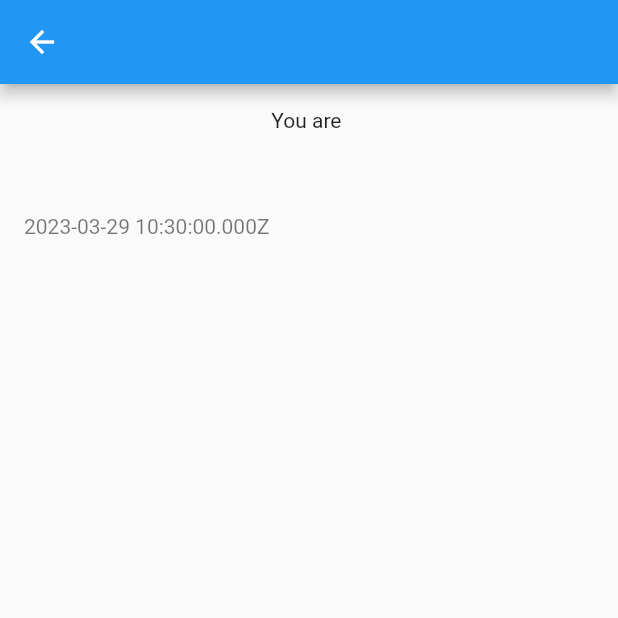
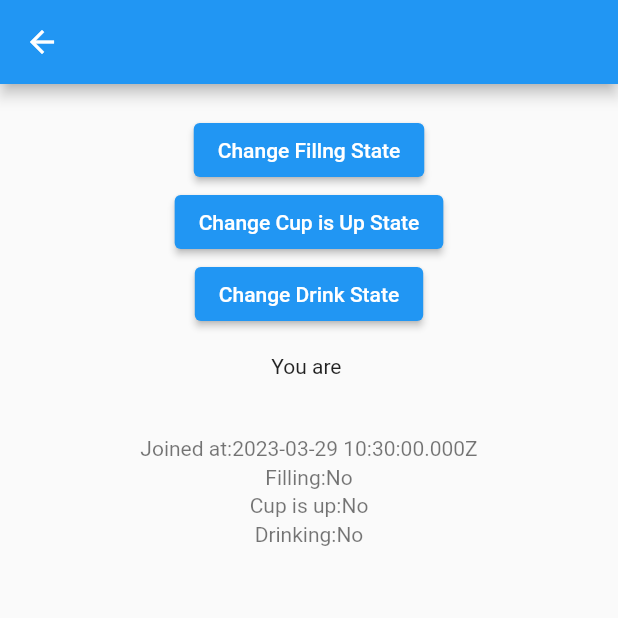
Before and after one commit to TalhaYolcu/GraduationProject-SevgililerFincani, a Flutter app: the screen it shows after launch, after a tap on "Create/Join Room", on a phone screen of 412 x 824 dp, the top half of it. Run offline on Flutter 3.47's test engine with Material 2 defaults, Android fonts, the phone set to English and light mode, and no system bars; our stand-ins replace audioplayers, firebase_core, firebase_database, firebase_messaging, flutter_local_notifications; missing offline and left inert: dart:ffi; accounts and stored records are empty.

Commit message:
cofee states can be seen in room and changable via button

```diff
--- a/flutter-music-play/flutter_music_play/lib/main.dart
+++ b/flutter-music-play/flutter_music_play/lib/main.dart
@@ -295,6 +295,9 @@ class _MyHomePageState extends State<MyHomePage> {
             '${userIdText}': {
               'name': '${userIdText}',
               'joinedAt': DateTime.now().toUtc().toString(),
+              'Filling':'No',
+              'Cup is up':'No',
+              'Drinking':'No'
             },
           },
         });
--- a/flutter-music-play/flutter_music_play/lib/screens.dart/insideroomscreen.dart
+++ b/flutter-music-play/flutter_music_play/lib/screens.dart/insideroomscreen.dart
@@ -89,6 +89,15 @@ class _RoomScreenState extends State<RoomScreen> {
             else {
               return Column(
                 children: [
+                  SizedBox(height: 20,),
+                  Column(
+                    mainAxisAlignment: MainAxisAlignment.start,
+                    children: [
+                      ElevatedButton(onPressed: onFillingStateChanged, child: Text('Change Fillng State')),
+                      ElevatedButton(onPressed: onCupIsUpStateChanged, child: Text('Change Cup is Up State')),
+                      ElevatedButton(onPressed: onDrinkStateChanged, child: Text('Change Drink State')),
+                    ],
+                  ),
                   SizedBox(height: 16),
                   Text('You are ${widget.userId}'), // display the current user's ID
                   SizedBox(height: 16),
@@ -98,11 +107,25 @@ class _RoomScreenState extends State<RoomScreen> {
                     itemBuilder: (context, index) {
                       return ListTile(
                         title: Text(users[index].name),
-                        subtitle: Text(users[index].joinedAt.toString()),
+                        subtitle: Column(
+                          children: [
+                            Text("Joined at:"+users[index].joinedAt.toString()),
+                            SizedBox(height: 3,),
+                            Text("Filling:"+users[index].filling.toString()),
+                            SizedBox(height: 3,),
+                            Text("Cup is up:"+users[index].cup_is_up.toString()),
+                            SizedBox(height: 3,),
+                            Text("Drinking:"+users[index].drinking.toString()),
+                            SizedBox(height: 3,),
+
+                          ],
+                        ),
+
                       );
                     },
                   )
                   ),
+
                 ],
               ) ;
             }
@@ -117,4 +140,39 @@ class _RoomScreenState extends State<RoomScreen> {
       ),
     );
   }
+  void onDrinkStateChanged() async {
+    try {
+      var DrinkRef=referencedatabase.ref('rooms').child(widget.roomName).child("users").child(widget.userId).child("Drinking");
+      final snapshot = await DrinkRef.once();
+      String newValue = snapshot.snapshot.value.toString()=="No" ? "Yes" : "No";
+      DrinkRef.set(newValue);
+    }
+    catch(ex) {
+      print(ex);
+    }
+  }
+  void onFillingStateChanged() async {
+    try {
+      var FilingRef=referencedatabase.ref('rooms').child(widget.roomName).child("users").child(widget.userId).child("Filling");
+      final snapshot = await FilingRef.once();
+      String newValue = snapshot.snapshot.value.toString()=="No" ? "Yes" : "No";
+      FilingRef.set(newValue);
+    }
+    catch(ex) {
+      print(ex);
+    }
+
+  }
+  void onCupIsUpStateChanged() async {
+    try {
+      var CupIsUp=referencedatabase.ref('rooms').child(widget.roomName).child("users").child(widget.userId).child("Cup is up");
+      final snapshot = await CupIsUp.once();
+      String newValue = snapshot.snapshot.value.toString()=="No" ? "Yes" : "No";
+      CupIsUp.set(newValue);
+    }
+    catch(ex) {
+      print(ex);
+    }
+
+  }
 }
--- a/flutter-music-play/flutter_music_play/lib/screens.dart/joinroomscreen.dart
+++ b/flutter-music-play/flutter_music_play/lib/screens.dart/joinroomscreen.dart
@@ -61,8 +61,19 @@ class _JoinRoomPasswordScreenState extends State<JoinRoomPasswordScreen> {
 
                     final user2Exists = snapshot.snapshot.value!=null;
                     if(!user2Exists)  {
-                      final user2 = RoomUser(name: '${widget.userId}', joinedAt: DateTime.now());
-                      await roomRef.child('users').child('${widget.userId}').set(user2.toMap());
+                      final user2 = RoomUser(name: '${widget.userId}', joinedAt: DateTime.now(),cup_is_up: "No",drinking: "No",filling: "No");
+                      await roomRef.child('users').child('${widget.userId}').set({
+                          //user2.toMap()
+                          'name': widget.userId,
+                          'joinedAt': DateTime.now().toUtc().toString(),
+                          'Filling':'No',
+                          'Cup is up':'No',
+                          'Drinking':'No'
+                      }
+
+
+
+                        );
                     }
 
                     Navigator.push(context, MaterialPageRoute(builder: (context) => RoomScreen(roomName: roomName, userId: '${widget.userId}')));
--- a/flutter-music-play/flutter_music_play/lib/util/model/roomuser.dart
+++ b/flutter-music-play/flutter_music_play/lib/util/model/roomuser.dart
@@ -2,13 +2,20 @@
 class RoomUser {
   final String name;
   final DateTime joinedAt;
+  final String cup_is_up;
+  final String filling;
+  final String drinking;
 
-  RoomUser({required this.name, required this.joinedAt});
+  RoomUser({required this.name, required this.joinedAt,
+            required this.cup_is_up,required this.filling,required this.drinking});
 
   factory RoomUser.fromMap(Map<Object?, Object?> map) {
     return RoomUser(
       name: map['name'] as String,
       joinedAt: DateTime.parse(map['joinedAt'] as String),
+      cup_is_up: map['Cup is up'] as String,
+      filling: map['Filling'] as String,
+      drinking: map['Drinking'] as String
     );
   }
 
@@ -16,6 +23,9 @@ class RoomUser {
     return {
       'name': name,
       'joinedAt': joinedAt.toUtc().toString(),
+      'Cup is up':cup_is_up,
+      'Drinking':drinking,
+      'Filling':filling
     };
   }
 }
```
